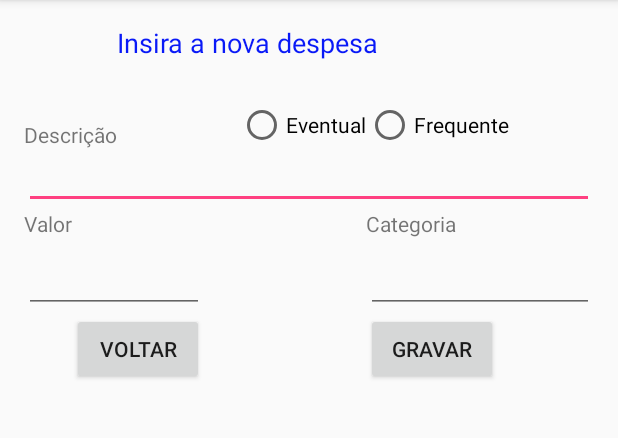
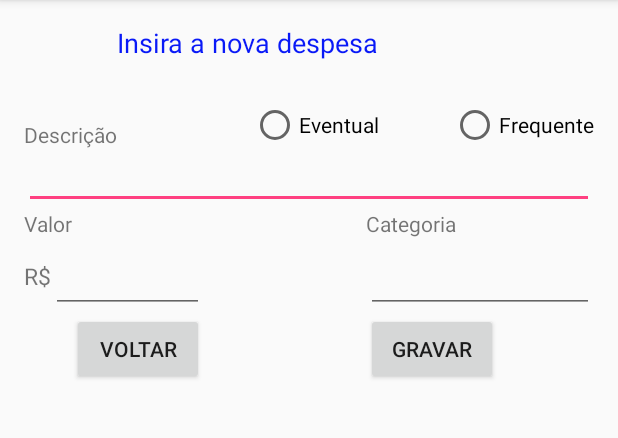
Before and after one commit to Felixcomx/Android, an Android app: the Despesas screen opened directly, with no data from a screen before it, on a phone screen of 412 x 824 dp, the part 84-522 px from its top. Run offline under Robolectric (Android 15) with nearby library versions, the phone set to English and light mode, and no system bars.

Commit message:
Ajustes no campo numero e detalhes de interface

```diff
--- a/app/src/main/res/layout/activity_despesas.xml
+++ b/app/src/main/res/layout/activity_despesas.xml
@@ -41,17 +41,17 @@
         android:layout_alignParentStart="true" />
 
     <EditText
-        android:layout_width="60dp"
+        android:layout_width="40dp"
         android:layout_height="60dp"
-        android:inputType="number"
+        android:inputType="numberDecimal"
         android:ems="10"
         android:id="@+id/editTextValDesp"
         android:layout_above="@+id/btVoltar"
-        android:layout_alignParentLeft="true"
-        android:layout_alignParentStart="false"
-        android:layout_toStartOf="@+id/editTextCatDesp"
         android:layout_alignRight="@+id/btVoltar"
-        android:layout_alignEnd="@+id/btVoltar" />
+        android:layout_alignEnd="@+id/btVoltar"
+        android:layout_toRightOf="@+id/textView5"
+        android:layout_toEndOf="@+id/textView5"
+        android:layout_below="@+id/textView3" />
 
 
 
@@ -64,6 +64,16 @@
         android:layout_alignParentLeft="true"
         android:layout_alignParentStart="true" />
 
+    <TextView
+        android:layout_width="wrap_content"
+        android:layout_height="wrap_content"
+        android:text="R$"
+        android:id="@+id/textView5"
+        android:textSize="15dp"
+        android:layout_alignBaseline="@+id/editTextCatDesp"
+        android:layout_alignBottom="@+id/editTextCatDesp"
+        android:layout_alignParentLeft="true"
+        android:layout_alignParentStart="true" />
 
     <Button
         android:layout_width="wrap_content"
@@ -125,16 +135,17 @@
         android:text="Frequente"
         android:onClick="onRadioButtonClicked"
         android:layout_above="@+id/editTextDescDesp"
-        android:layout_toRightOf="@+id/radio_Eventual"
-        android:layout_toEndOf="@+id/radio_Eventual" />
+        android:layout_alignRight="@+id/editTextDescDesp"
+        android:layout_alignEnd="@+id/editTextDescDesp" />
 
     <RadioButton android:id="@+id/radio_Eventual"
         android:layout_width="wrap_content"
         android:layout_height="wrap_content"
         android:text="Eventual"
         android:onClick="onRadioButtonClicked"
-        android:layout_alignTop="@+id/radio_Frequente"
-        android:layout_toLeftOf="@+id/textView4"
-        android:layout_toStartOf="@+id/textView4" />
+        android:layout_above="@+id/editTextDescDesp"
+        android:layout_alignRight="@+id/textView"
+        android:layout_alignEnd="@+id/textView" />
+
 
 </RelativeLayout>
```
Also changed, not shown: app/src/main/res/layout/activity_receita.xml (+20 -6 lines), 48 other files.
